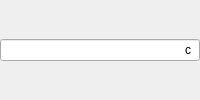
Qt form app/widgets/controls/frame_table.ui (AtariVC/ddii_scopus) before a commit.
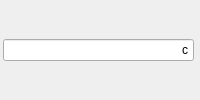
The same form after that commit. Custom widgets are drawn as their Qt base class.

Commit message: refactor: group frame polling controls in compact toolbar

```diff
--- a/app/widgets/controls/frame_table.ui
+++ b/app/widgets/controls/frame_table.ui
@@ -3,18 +3,18 @@
  <class>FramePollControls</class>
  <widget class="QWidget" name="FramePollControls">
   <layout class="QHBoxLayout" name="layout_controls">
-   <property name="leftMargin"><number>0</number></property>
-   <property name="topMargin"><number>0</number></property>
-   <property name="rightMargin"><number>0</number></property>
-   <property name="bottomMargin"><number>0</number></property>
-   <property name="spacing"><number>8</number></property>
+   <property name="leftMargin"><number>3</number></property>
+   <property name="topMargin"><number>3</number></property>
+   <property name="rightMargin"><number>3</number></property>
+   <property name="bottomMargin"><number>3</number></property>
+   <property name="spacing"><number>2</number></property>
    <item><layout class="QHBoxLayout" name="layout_continuous"/></item>
    <item>
     <widget class="_IntervalEdit" name="lineEdit_interval">
      <layout class="QHBoxLayout" name="layout_interval_suffix">
       <property name="leftMargin"><number>0</number></property>
       <property name="topMargin"><number>0</number></property>
-      <property name="rightMargin"><number>9</number></property>
+      <property name="rightMargin"><number>6</number></property>
       <property name="bottomMargin"><number>0</number></property>
       <item alignment="Qt::AlignRight|Qt::AlignVCenter">
        <widget class="QLabel" name="label_seconds">
@@ -24,6 +24,12 @@
      </layout>
     </widget>
    </item>
+   <item alignment="Qt::AlignVCenter">
+    <widget class="QWidget" name="separator_refresh">
+     <property name="minimumSize"><size><width>1</width><height>16</height></size></property>
+     <property name="maximumSize"><size><width>1</width><height>16</height></size></property>
+    </widget>
+   </item>
    <item><layout class="QHBoxLayout" name="layout_refresh"/></item>
   </layout>
  </widget>
```
The commit also changes 3 other files.
